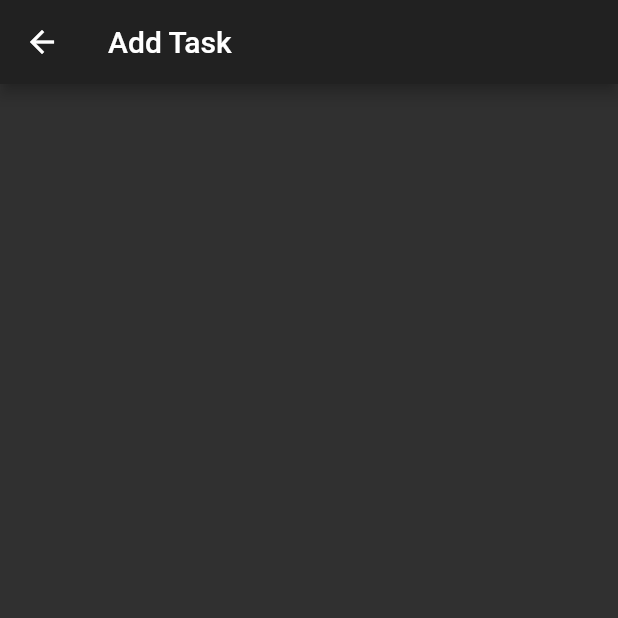
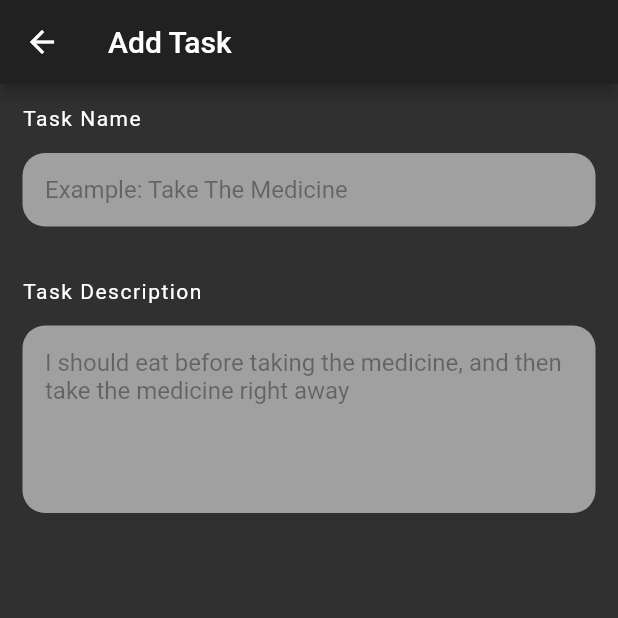
Before and after one commit to OmarHatem28/ToDo-App, a Flutter app: the MyTasks screen opened by its route, after a tap on "Add Task +", on a phone screen of 412 x 824 dp, the top half of it. Run offline on Flutter 3.47's test engine with Material 2 defaults, Android fonts, the phone set to English and light mode, and no system bars.

Commit message:
Add Completed Tasks Page
* Add Simple Add task UI

```diff
--- a/lib/Views/addTask.dart
+++ b/lib/Views/addTask.dart
@@ -6,6 +6,10 @@ class AddTask extends StatefulWidget {
 }
 
 class _AddTaskState extends State<AddTask> {
+  final TextEditingController _textController = TextEditingController();
+
+  String name, description, day;
+
   @override
   Widget build(BuildContext context) {
     return Scaffold(
@@ -13,7 +17,52 @@ class _AddTaskState extends State<AddTask> {
         title: Text("Add Task"),
       ),
       body: SingleChildScrollView(
+        child: Column(
+          crossAxisAlignment: CrossAxisAlignment.start,
+          children: <Widget>[
+            buildFieldName("Task Name"),
+            buildField("Example: Take The Medicine", 1, "TaskName"),
+            buildFieldName("Task Description"),
+            buildField(
+                "I should eat before taking the medicine, and then take the medicine right away",
+                5,
+                "TaskDescription"),
+          ],
+        ),
+      ),
+    );
+  }
 
+  Widget buildFieldName(String name) {
+    return Container(
+      margin: EdgeInsets.all(15),
+      child: Text(
+        name,
+        style: TextStyle(letterSpacing: 1, fontSize: 14, color: Colors.white),
+      ),
+    );
+  }
+
+  Widget buildField(String hint, int maxLines, String which) {
+    return Container(
+      margin: EdgeInsets.fromLTRB(15, 0, 15, 20),
+      padding: EdgeInsets.all(15),
+      decoration: BoxDecoration(
+        color: Colors.white54,
+        borderRadius: BorderRadius.circular(15),
+      ),
+      child: TextField(
+        controller: _textController,
+        autofocus: false,
+        decoration: InputDecoration.collapsed(
+            hintText: hint, hintStyle: TextStyle(color: Colors.black38)),
+        maxLines: maxLines,
+        onChanged: (text) {
+          if (which == "TaskName")
+            name = text;
+          else
+            description = text;
+        },
       ),
     );
   }
--- /dev/null
+++ b/lib/Views/completedTasks.dart
@@ -0,0 +1,38 @@
+import 'package:flutter/material.dart';
+import 'package:todo_app/Models/task.dart';
+
+class CompletedTasks extends StatelessWidget {
+
+  List<Task> completed = [
+    new Task("Feed the Cat", "No description needed", "Sunday", "234234"),
+    new Task("Buy Pepsi", "No description needed", "Sunday", "234234"),
+    new Task("Pay internet Bill", "No description needed", "Sunday", "234234"),
+    new Task("Call Uncle Harry", "No description needed", "Sunday", "234234"),
+    new Task("Wash your Clothes", "No description needed", "Sunday", "234234"),
+  ];
+
+  @override
+  Widget build(BuildContext context) {
+    return Scaffold(
+      appBar: AppBar(title: Text("Completed Tasks"), centerTitle: true, backgroundColor: Colors.black,),
+      backgroundColor: Colors.black,
+      body: ListView.builder(
+        itemCount: completed.length,
+        itemBuilder: (context, i) {
+          return Container(
+            margin: EdgeInsets.only(left: 20, right: 20, top: 20),
+            decoration: BoxDecoration(
+                color: Colors.white54, borderRadius: BorderRadius.circular(8)),
+            child: ListTile(
+              contentPadding: EdgeInsets.fromLTRB(20, 10, 20, 10),
+              title: Text(
+                completed[i].name,
+                style: TextStyle(color: Colors.black, fontSize: 18, decoration: TextDecoration.lineThrough),
+              ),
+            ),
+          );
+        },
+      ),
+    );
+  }
+}
--- a/lib/Views/myTasks.dart
+++ b/lib/Views/myTasks.dart
@@ -1,5 +1,6 @@
 import 'package:flutter/material.dart';
 import 'package:todo_app/Models/task.dart';
+import 'package:todo_app/Views/completedTasks.dart';
 
 class MyTasks extends StatefulWidget {
   @override
@@ -32,7 +33,15 @@ class _MyTasksState extends State<MyTasks> {
     return Scaffold(
       appBar: PreferredSize(
         preferredSize: Size(size.width, 60),
-        child: Container(
+        child: buildAppBar(),
+      ),
+      body: grid ? buildGridTasks() : buildLinearTasks(),
+      bottomNavigationBar: buildBottomBar(),
+    );
+  }
+
+  Widget buildAppBar() {
+    return Container(
       color: Colors.black,
       height: 80,
       padding: EdgeInsets.fromLTRB(15, 35, 15, 15),
@@ -73,9 +82,6 @@ class _MyTasksState extends State<MyTasks> {
           ),
         ],
       ),
-        ),
-      ),
-      body: grid ? buildGridTasks() : buildLinearTasks(),
     );
   }
 
@@ -210,6 +216,32 @@ class _MyTasksState extends State<MyTasks> {
     );
   }
 
+  Widget buildBottomBar() {
+    return Container(
+      color: Colors.black,
+      child: GestureDetector(
+        child: ListTile(
+          title: Container(
+            height: 50,
+            child: Column(
+              children: <Widget>[
+                Icon(Icons.keyboard_arrow_up),
+                Text(
+                  "Checkout",
+                  textAlign: TextAlign.center,
+                  style: TextStyle(color: Colors.white, letterSpacing: 1),
+                ),
+              ],
+            ),
+          ),
+        ),
+        onVerticalDragStart: (details) {
+          Navigator.of(context).push(_createRoute());
+        },
+      ),
+    );
+  }
+
   void onTap(int i) {
     if (edit) {
       setState(() {
@@ -229,4 +261,22 @@ class _MyTasksState extends State<MyTasks> {
       selected.add(tasks[i]);
     });
   }
+
+  Route _createRoute() {
+    return PageRouteBuilder(
+      pageBuilder: (context, animation, secondaryAnimation) => CompletedTasks(),
+      transitionsBuilder: (context, animation, secondaryAnimation, child) {
+        var begin = Offset(0.0, 1.0);
+        var end = Offset.zero;
+        var curve = Curves.fastOutSlowIn;
+
+        var tween = Tween(begin: begin, end: end).chain(CurveTween(curve: curve));
+
+        return SlideTransition(
+          position: animation.drive(tween),
+          child: child,
+        );
+      },
+    );
   }
+}
```
Lines whose indentation alone changed are shown as unchanged.
